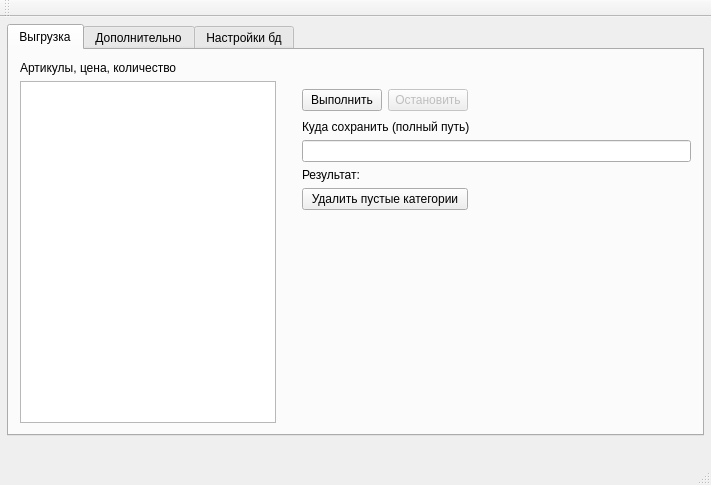
alekseikorobov/MyDataFromParser, file mainwindow.ui: the form before one commit.
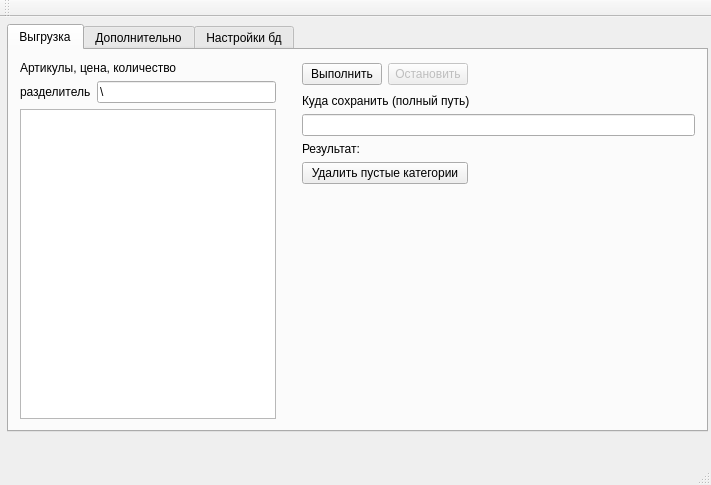
The form after the commit.

Diff of the .ui file:
```diff
--- a/mainwindow.ui
+++ b/mainwindow.ui
@@ -19,8 +19,8 @@
      <rect>
       <x>7</x>
       <y>7</y>
-      <width>697</width>
-      <height>412</height>
+      <width>701</width>
+      <height>408</height>
      </rect>
     </property>
     <property name="currentIndex">
@@ -30,8 +30,8 @@
      <attribute name="title">
       <string>Выгрузка</string>
      </attribute>
-     <layout class="QGridLayout" name="gridLayout_2">
-      <item row="0" column="0" rowspan="5">
+     <layout class="QGridLayout" name="gridLayout">
+      <item row="0" column="0" rowspan="4">
        <layout class="QVBoxLayout" name="verticalLayout">
         <item>
          <widget class="QLabel" name="label">
@@ -40,32 +40,37 @@
           </property>
          </widget>
         </item>
+        <item>
+         <layout class="QHBoxLayout" name="horizontalLayout">
+          <item>
+           <widget class="QLabel" name="label_10">
+            <property name="text">
+             <string>разделитель</string>
+            </property>
+           </widget>
+          </item>
+          <item>
+           <widget class="QLineEdit" name="seporator">
+            <property name="text">
+             <string>\</string>
+            </property>
+           </widget>
+          </item>
+         </layout>
+        </item>
         <item>
          <widget class="QTextEdit" name="textEdit"/>
         </item>
        </layout>
       </item>
-      <item row="0" column="4">
-       <spacer name="horizontalSpacer">
-        <property name="orientation">
-         <enum>Qt::Horizontal</enum>
-        </property>
-        <property name="sizeHint" stdset="0">
-         <size>
-          <width>113</width>
-          <height>20</height>
-         </size>
-        </property>
-       </spacer>
-      </item>
-      <item row="1" column="2">
+      <item row="0" column="2">
        <widget class="QPushButton" name="pushButton">
         <property name="text">
          <string>Выполнить</string>
         </property>
        </widget>
       </item>
-      <item row="1" column="3">
+      <item row="0" column="3">
        <widget class="QPushButton" name="pushButton_4">
         <property name="enabled">
          <bool>false</bool>
@@ -75,7 +80,7 @@
         </property>
        </widget>
       </item>
-      <item row="1" column="4">
+      <item row="0" column="4">
        <widget class="QLabel" name="label_2">
         <property name="minimumSize">
          <size>
@@ -94,40 +99,20 @@
         </property>
        </widget>
       </item>
-      <item row="3" column="1" rowspan="2">
-       <spacer name="verticalSpacer">
+      <item row="0" column="5">
+       <spacer name="horizontalSpacer">
         <property name="orientation">
-         <enum>Qt::Vertical</enum>
+         <enum>Qt::Horizontal</enum>
         </property>
         <property name="sizeHint" stdset="0">
          <size>
-          <width>20</width>
-          <height>254</height>
+          <width>113</width>
+          <height>20</height>
          </size>
         </property>
        </spacer>
       </item>
-      <item row="3" column="2" colspan="2">
-       <widget class="QPushButton" name="pushButton_5">
-        <property name="text">
-         <string>Удалить пустые категории</string>
-        </property>
-       </widget>
-      </item>
-      <item row="4" column="2">
-       <spacer name="verticalSpacer_3">
-        <property name="orientation">
-         <enum>Qt::Vertical</enum>
-        </property>
-        <property name="sizeHint" stdset="0">
-         <size>
-          <width>20</width>
-          <height>199</height>
-         </size>
-        </property>
-       </spacer>
-      </item>
-      <item row="2" column="2" colspan="3">
+      <item row="1" column="2" colspan="4">
        <layout class="QVBoxLayout" name="verticalLayout_2">
         <item>
          <widget class="QLabel" name="label_8">
@@ -148,6 +133,39 @@
         </item>
        </layout>
       </item>
+      <item row="2" column="1" rowspan="2">
+       <spacer name="verticalSpacer">
+        <property name="orientation">
+         <enum>Qt::Vertical</enum>
+        </property>
+        <property name="sizeHint" stdset="0">
+         <size>
+          <width>20</width>
+          <height>254</height>
+         </size>
+        </property>
+       </spacer>
+      </item>
+      <item row="2" column="2" colspan="2">
+       <widget class="QPushButton" name="pushButton_5">
+        <property name="text">
+         <string>Удалить пустые категории</string>
+        </property>
+       </widget>
+      </item>
+      <item row="3" column="2">
+       <spacer name="verticalSpacer_3">
+        <property name="orientation">
+         <enum>Qt::Vertical</enum>
+        </property>
+        <property name="sizeHint" stdset="0">
+         <size>
+          <width>20</width>
+          <height>199</height>
+         </size>
+        </property>
+       </spacer>
+      </item>
      </layout>
     </widget>
     <widget class="QWidget" name="tab_3">
```
